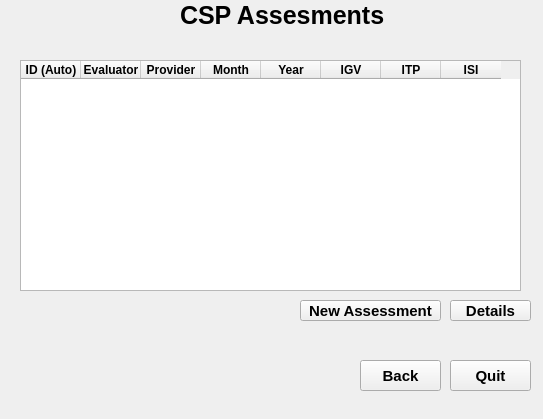
Before: the Qt Designer form ui/StatusAPIUX_avaliador.ui in FTACSP/prototype, drawn with Qt 5.
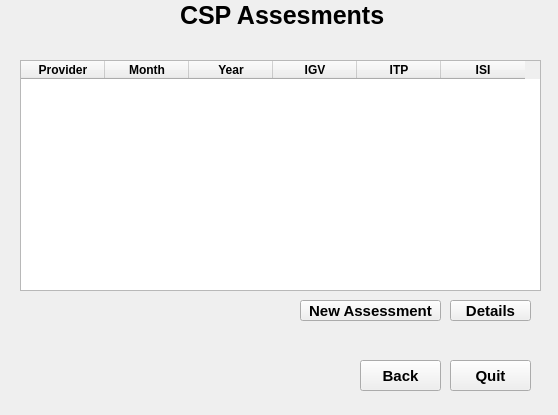
After: the same form once the commit is applied.

Diff of the .ui file:
```diff
--- a/ui/StatusAPIUX_avaliador.ui
+++ b/ui/StatusAPIUX_avaliador.ui
@@ -9,10 +9,22 @@
    <rect>
     <x>0</x>
     <y>0</y>
-    <width>543</width>
-    <height>419</height>
+    <width>558</width>
+    <height>415</height>
    </rect>
   </property>
+  <property name="sizePolicy">
+   <sizepolicy hsizetype="Fixed" vsizetype="Fixed">
+    <horstretch>0</horstretch>
+    <verstretch>0</verstretch>
+   </sizepolicy>
+  </property>
+  <property name="maximumSize">
+   <size>
+    <width>558</width>
+    <height>415</height>
+   </size>
+  </property>
   <property name="windowTitle">
    <string>FTACSP V1.0</string>
   </property>
@@ -145,7 +157,7 @@
      <rect>
       <x>20</x>
       <y>60</y>
-      <width>501</width>
+      <width>521</width>
       <height>231</height>
      </rect>
     </property>
@@ -192,33 +204,11 @@
      <bool>false</bool>
     </property>
     <attribute name="horizontalHeaderDefaultSectionSize">
-     <number>60</number>
+     <number>84</number>
     </attribute>
     <attribute name="verticalHeaderDefaultSectionSize">
      <number>35</number>
     </attribute>
-    <column>
-     <property name="text">
-      <string>ID (Auto)</string>
-     </property>
-     <property name="font">
-      <font>
-       <weight>75</weight>
-       <bold>true</bold>
-      </font>
-     </property>
-    </column>
-    <column>
-     <property name="text">
-      <string>Evaluator</string>
-     </property>
-     <property name="font">
-      <font>
-       <weight>75</weight>
-       <bold>true</bold>
-      </font>
-     </property>
-    </column>
     <column>
      <property name="text">
       <string>Provider</string>
```
Left out of the diff: 2 changed lines with no effect on the pictures.
